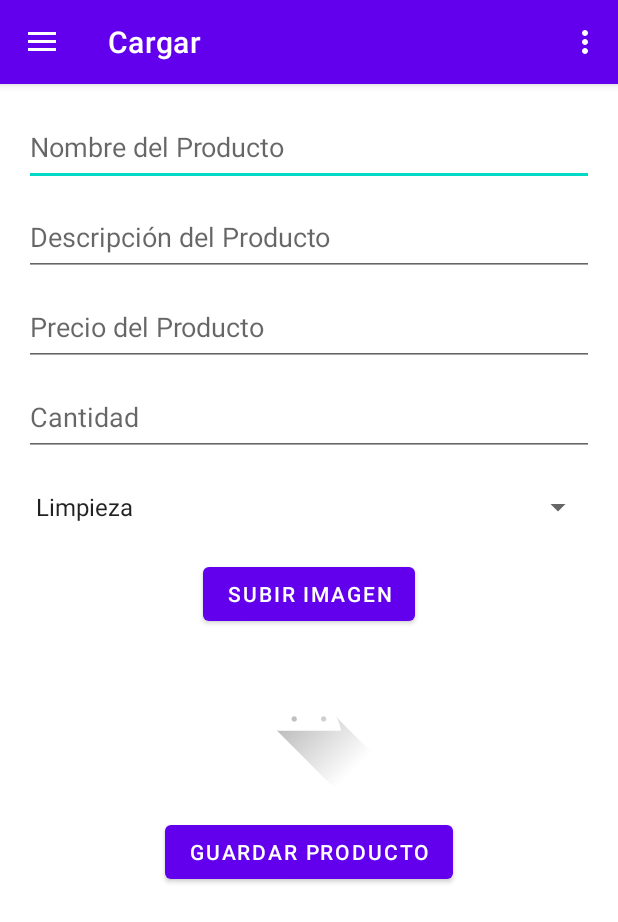
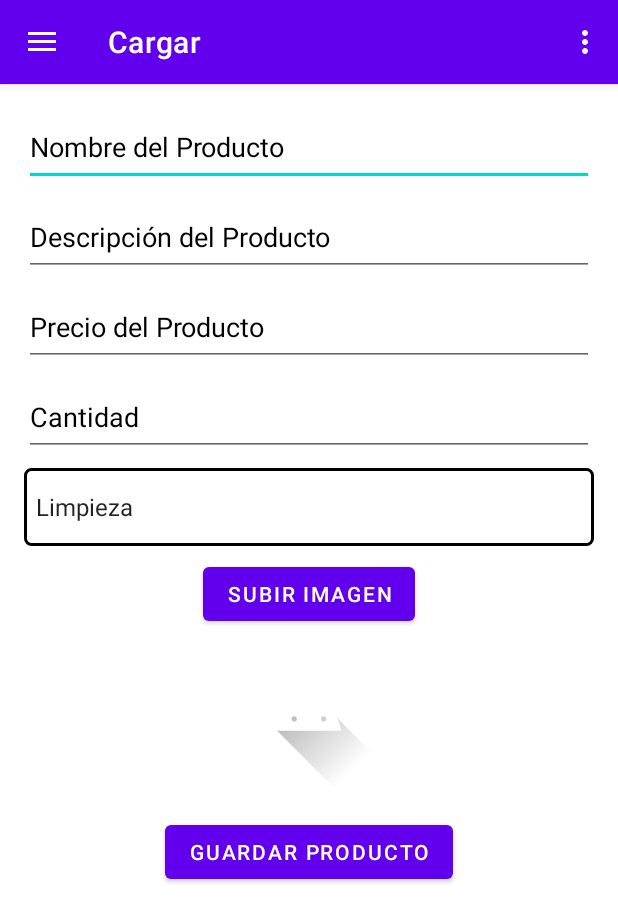
Before and after one commit to Fermin2049/EvaluacionMoviles, an Android app: the MainActivity screen opened directly, with no data from a screen before it, on a phone screen of 412 x 824 dp. Shown: the top 922 px of the screen. Run offline under Robolectric (Android 15) with nearby library versions, the phone set to English and light mode, and no system bars; our stand-ins replace navigation-ui.

Commit message:
algunos temas de la vista

```diff
--- /dev/null
+++ b/app/src/main/res/drawable/spinner_background.xml
@@ -0,0 +1,9 @@
+<?xml version="1.0" encoding="utf-8"?>
+<shape xmlns:android="http://schemas.android.com/apk/res/android">
+    <!-- El borde del Spinner -->
+    <solid android:color="@android:color/transparent"/>
+    <stroke
+        android:width="2dp"
+    android:color="@color/black"/>
+    <corners android:radius="4dp"/>
+</shape>
--- a/app/src/main/res/layout/fragment_carry.xml
+++ b/app/src/main/res/layout/fragment_carry.xml
@@ -2,6 +2,7 @@
     xmlns:android="http://schemas.android.com/apk/res/android"
     xmlns:app="http://schemas.android.com/apk/res-auto"
     android:layout_width="match_parent"
+    android:background="@color/white"
     android:layout_height="match_parent"
     android:padding="16dp">
 
@@ -11,6 +12,8 @@
         android:layout_height="52dp"
         android:hint="Nombre del Producto"
         android:inputType="text"
+        android:textColor="@color/black"
+        android:textColorHint="@color/black"
         app:layout_constraintEnd_toEndOf="parent"
         app:layout_constraintStart_toStartOf="parent"
         app:layout_constraintTop_toTopOf="parent" />
@@ -21,6 +24,8 @@
         android:layout_width="0dp"
         android:layout_height="52dp"
         android:layout_marginTop="8dp"
+        android:textColor="@color/black"
+        android:textColorHint="@color/black"
         android:hint="Descripción del Producto"
         android:inputType="text"
         app:layout_constraintEnd_toEndOf="parent"
@@ -34,6 +39,8 @@
         android:layout_height="52dp"
         android:layout_marginTop="8dp"
         android:hint="Precio del Producto"
+        android:textColor="@color/black"
+        android:textColorHint="@color/black"
         android:inputType="numberDecimal"
         app:layout_constraintEnd_toEndOf="parent"
         app:layout_constraintStart_toStartOf="parent"
@@ -46,6 +53,8 @@
         android:layout_height="52dp"
         android:layout_marginTop="8dp"
         android:hint="Cantidad"
+        android:textColor="@color/black"
+        android:textColorHint="@color/black"
         android:inputType="number"
         app:layout_constraintEnd_toEndOf="parent"
         app:layout_constraintStart_toStartOf="parent"
@@ -57,9 +66,17 @@
         android:layout_width="0dp"
         android:layout_height="52dp"
         android:layout_marginTop="8dp"
+        android:background="@drawable/spinner_background"
+        android:dropDownWidth="wrap_content"
+        android:dropDownSelector="@color/black"
+        android:popupTheme="@style/SpinnerTextStyle"
+        android:spinnerMode="dialog"
         app:layout_constraintEnd_toEndOf="parent"
         app:layout_constraintStart_toStartOf="parent"
         app:layout_constraintTop_toBottomOf="@id/product_quantity" />
+
+
+
 
 
     <Button
--- a/app/src/main/res/layout/fragment_leave.xml
+++ b/app/src/main/res/layout/fragment_leave.xml
@@ -3,6 +3,7 @@
     xmlns:app="http://schemas.android.com/apk/res-auto"
     xmlns:tools="http://schemas.android.com/tools"
     android:layout_width="match_parent"
+    android:background="@color/white"
     android:layout_height="match_parent"
     tools:context=".ui.leave.LeaveFragment">
 
--- a/app/src/main/res/layout/fragment_list.xml
+++ b/app/src/main/res/layout/fragment_list.xml
@@ -4,6 +4,7 @@
     xmlns:tools="http://schemas.android.com/tools"
     android:layout_width="match_parent"
     android:layout_height="match_parent"
+    android:background="@color/white"
     tools:context=".ui.list.ListFragment">
 
     <androidx.recyclerview.widget.RecyclerView
--- a/app/src/main/res/layout/item_product.xml
+++ b/app/src/main/res/layout/item_product.xml
@@ -5,6 +5,7 @@
     android:layout_height="wrap_content"
     android:layout_margin="8dp"
     app:cardCornerRadius="8dp"
+    android:background="@color/white"
     app:cardElevation="4dp"
     android:id="@+id/productDetailIten"
     app:cardUseCompatPadding="true">
--- a/app/src/main/res/menu/activity_main_drawer.xml
+++ b/app/src/main/res/menu/activity_main_drawer.xml
@@ -6,15 +6,15 @@
     <group android:checkableBehavior="single">
         <item
             android:id="@+id/nav_carry"
-            android:icon="@drawable/ic_menu_camera"
+            android:icon="@drawable/carry"
             android:title="@string/menu_carry" />
         <item
             android:id="@+id/nav_list"
-            android:icon="@drawable/ic_menu_gallery"
+            android:icon="@drawable/list"
             android:title="@string/menu_list" />
         <item
             android:id="@+id/nav_leave"
-            android:icon="@drawable/ic_menu_slideshow"
+            android:icon="@drawable/leave"
             android:title="@string/menu_leave" />
     </group>
 </menu>
--- /dev/null
+++ b/app/src/main/res/values/arrays.xml
@@ -0,0 +1,4 @@
+<?xml version="1.0" encoding="utf-8"?>
+<resources>
+
+</resources>
--- a/app/src/main/res/values/strings.xml
+++ b/app/src/main/res/values/strings.xml
@@ -2,7 +2,7 @@
     <string name="app_name">EvalucionMoviles</string>
     <string name="navigation_drawer_open">Open navigation drawer</string>
     <string name="navigation_drawer_close">Close navigation drawer</string>
-    <string name="nav_header_title">Android Studio</string>
+    <string name="nav_header_title">Menu de Acciones</string>
     <string name="nav_header_subtitle">android.studio@android.com</string>
     <string name="nav_header_desc">Navigation header</string>
     <string name="action_settings">Settings</string>
--- /dev/null
+++ b/app/src/main/res/values/styles.xml
@@ -0,0 +1,6 @@
+<?xml version="1.0" encoding="utf-8"?>
+<resources>
+    <style name="SpinnerTextStyle" parent="android:Widget.TextView.SpinnerItem">
+        <item name="android:textColor">@color/black</item>
+    </style>
+</resources>
```
Also changed, not shown: app/src/main/java/com/fermin2049/evalucionmoviles/MainActivity.java (+1 -8 lines), app/src/main/res/layout/fragment_detail_product.xml (+37 -5 lines), app/src/main/res/layout/nav_header_main.xml (+9 -13 lines), app/src/main/res/drawable/carry.png (added), app/src/main/res/drawable/leave.png (added), app/src/main/res/drawable/list.png (added), app/src/main/res/drawable/vea.png (added).
